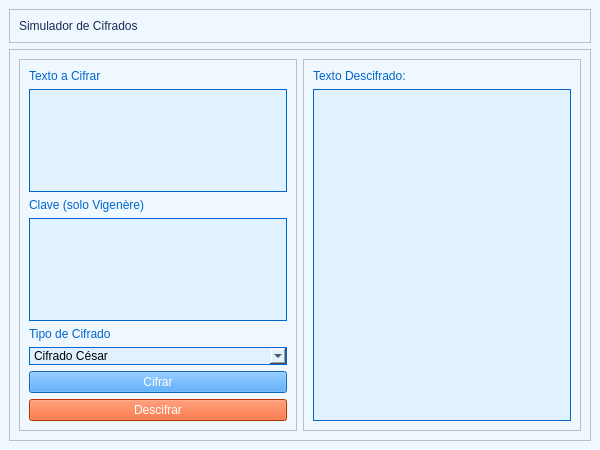
Above: view/view.ui from JesusAbarcaRodriguez/caesar-cipher-encryptor before the change. Below: the same form after it.
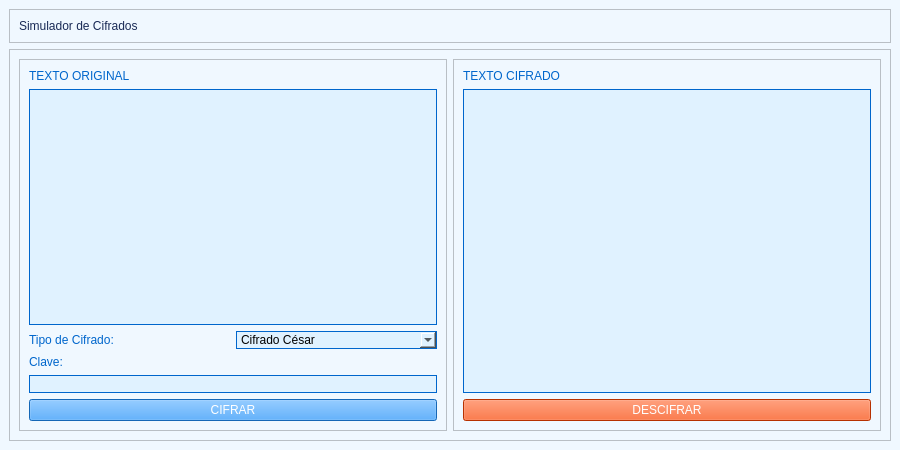
That is the form after the change.

Commit message: [UI ACTUALIZADO & IMPLEMENTANDO CIFRADO Vigenère]

```diff
--- a/view/view.ui
+++ b/view/view.ui
@@ -6,7 +6,7 @@
    <rect>
     <x>0</x>
     <y>0</y>
-    <width>600</width>
+    <width>900</width>
     <height>450</height>
    </rect>
   </property>
@@ -66,7 +66,7 @@
           <item>
            <widget class="QLabel" name="wordLabel">
             <property name="text">
-             <string>Texto a Cifrar</string>
+             <string>TEXTO ORIGINAL</string>
             </property>
             <property name="styleSheet">
              <string notr="true">color: rgb(0, 102, 204);</string>
@@ -83,10 +83,44 @@
             </property>
            </widget>
           </item>
+          <item>
+           <layout class="QHBoxLayout" name="horizontalLayoutCipherOptions">
+            <item>
+             <widget class="QLabel" name="cipherTypeLabel">
+              <property name="text">
+               <string>Tipo de Cifrado:</string>
+              </property>
+              <property name="styleSheet">
+               <string notr="true">color: rgb(0, 102, 204);</string>
+              </property>
+             </widget>
+            </item>
+            <item>
+             <widget class="QComboBox" name="cipherType">
+              <property name="styleSheet">
+               <string notr="true">
+               background-color: rgb(224, 242, 255);
+               border: 1px solid rgb(0, 102, 204);
+               </string>
+              </property>
+              <item>
+               <property name="text">
+                <string>Cifrado César</string>
+               </property>
+              </item>
+              <item>
+               <property name="text">
+                <string>Cifrado Vigenère</string>
+               </property>
+              </item>
+             </widget>
+            </item>
+           </layout>
+          </item>
           <item>
            <widget class="QLabel" name="keyLabel">
             <property name="text">
-             <string>Clave (solo Vigenère)</string>
+             <string>Clave:</string>
             </property>
             <property name="styleSheet">
              <string notr="true">color: rgb(0, 102, 204);</string>
@@ -94,7 +128,7 @@
            </widget>
           </item>
           <item>
-           <widget class="QTextEdit" name="keyInput">
+           <widget class="QLineEdit" name="keyInput">
             <property name="styleSheet">
              <string notr="true">
              background-color: rgb(224, 242, 255);
@@ -103,40 +137,10 @@
             </property>
            </widget>
           </item>
-          <item>
-           <widget class="QLabel" name="cipherLabel">
-            <property name="text">
-             <string>Tipo de Cifrado</string>
-            </property>
-            <property name="styleSheet">
-             <string notr="true">color: rgb(0, 102, 204);</string>
-            </property>
-           </widget>
-          </item>
-          <item>
-           <widget class="QComboBox" name="cipherType">
-            <property name="styleSheet">
-             <string notr="true">
-             background-color: rgb(224, 242, 255);
-             border: 1px solid rgb(0, 102, 204);
-             </string>
-            </property>
-            <item>
-             <property name="text">
-              <string>Cifrado César</string>
-             </property>
-            </item>
-            <item>
-             <property name="text">
-              <string>Cifrado Vigenère</string>
-             </property>
-            </item>
-           </widget>
-          </item>
           <item>
            <widget class="QPushButton" name="encryptButton">
             <property name="text">
-             <string>Cifrar</string>
+             <string>CIFRAR</string>
             </property>
             <property name="styleSheet">
              <string notr="true">
@@ -146,19 +150,6 @@
             </property>
            </widget>
           </item>
-          <item>
-           <widget class="QPushButton" name="decryptButton">
-            <property name="text">
-             <string>Descifrar</string>
-            </property>
-            <property name="styleSheet">
-             <string notr="true">
-             background-color: rgb(255, 69, 0);
-             color: white;
-             </string>
-            </property>
-           </widget>
-          </item>
          </layout>
         </widget>
        </item>
@@ -174,7 +165,7 @@
           <item>
            <widget class="QLabel" name="outputLabel">
             <property name="text">
-             <string>Texto Descifrado:</string>
+             <string>TEXTO CIFRADO</string>
             </property>
             <property name="styleSheet">
              <string notr="true">color: rgb(0, 102, 204);</string>
@@ -191,6 +182,19 @@
             </property>
            </widget>
           </item>
+          <item>
+           <widget class="QPushButton" name="decryptButton">
+            <property name="text">
+             <string>DESCIFRAR</string>
+            </property>
+            <property name="styleSheet">
+             <string notr="true">
+             background-color: rgb(255, 69, 0);
+             color: white;
+             </string>
+            </property>
+           </widget>
+          </item>
          </layout>
         </widget>
        </item>
```
The commit also changes 2 other files.
